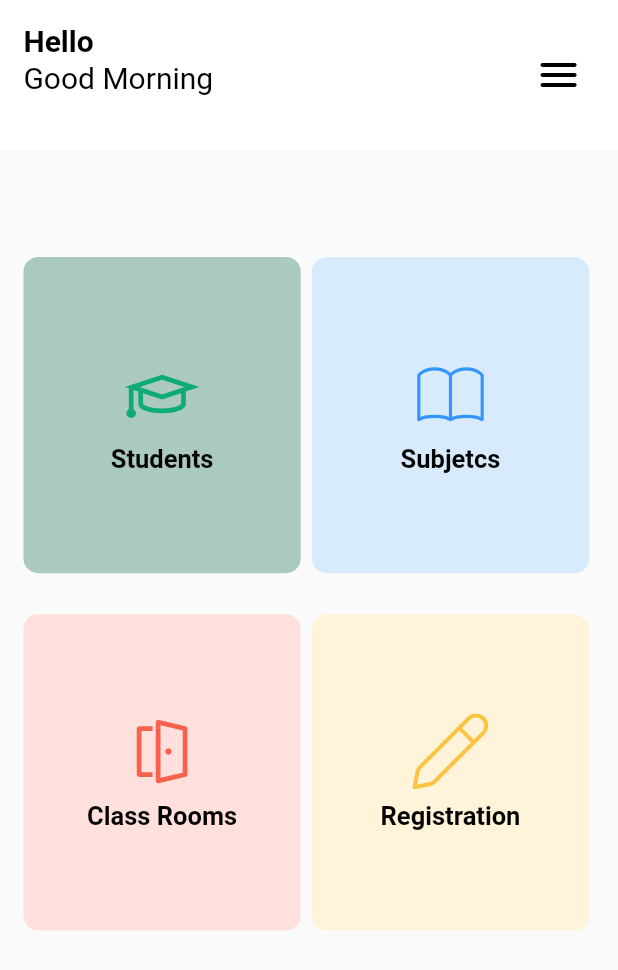
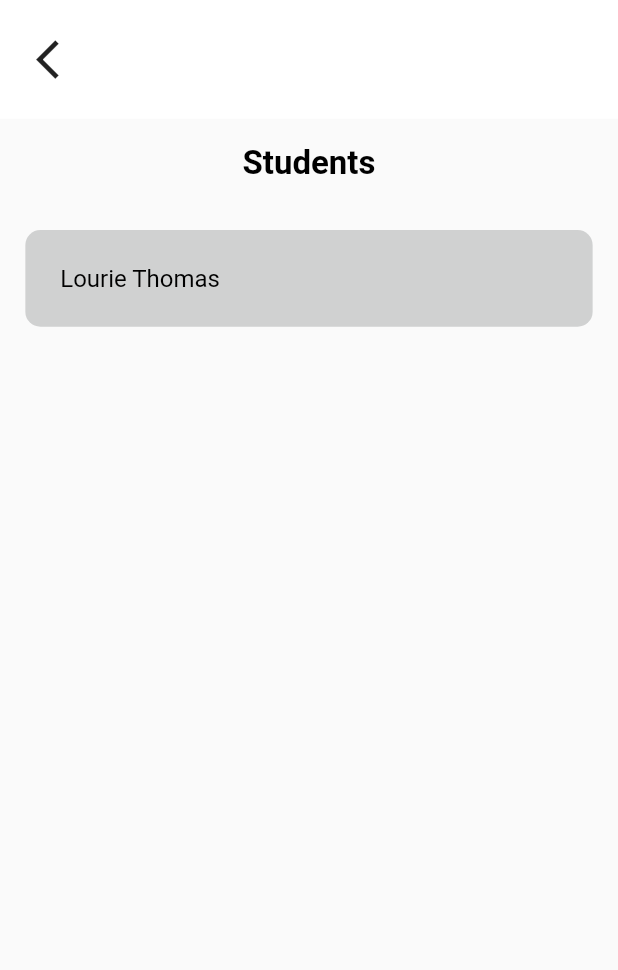
Before and after one commit to athulacaj/classRoom, a Flutter app: the screen it shows after launch, after a tap on "Subjetcs", on a phone screen of 412 x 824 dp. Shown: the top 970 px of the screen. Run offline on Flutter 3.47's test engine with Material 3 defaults, Android fonts, the phone set to English and light mode, and no system bars; our stand-ins replace flutter_screenutil, flutter_svg, go_router.

```diff
--- /dev/null
+++ b/lib/features/class_rooms/class_room_screen.dart
@@ -0,0 +1,44 @@
+import 'package:flutter/material.dart';
+import 'package:flutter_screenutil/flutter_screenutil.dart';
+import 'package:test_app/utils/common/widgets/app_bar.dart';
+import 'package:test_app/utils/common/widgets/three_widget_tile.dart';
+import 'package:test_app/utils/constants/spacing.dart';
+import 'package:test_app/utils/constants/ui_constants.dart';
+
+class ClassRoomScreen extends StatefulWidget {
+  const ClassRoomScreen({super.key});
+
+  @override
+  State<ClassRoomScreen> createState() => _ClassRoomScreenState();
+}
+
+class _ClassRoomScreenState extends State<ClassRoomScreen> {
+  @override
+  Widget build(BuildContext context) {
+    return Scaffold(
+      appBar: commonAppBar(context),
+      body: Padding(
+        padding: EdgeInsets.all(UiConstants.defaultPadding.w),
+        child: Column(
+          children: [
+            const Center(
+              child: Text(
+                'Students ',
+                textAlign: TextAlign.center,
+                style: TextStyle(
+                  color: Colors.black,
+                  fontSize: 22,
+                  fontWeight: FontWeight.w700,
+                ),
+              ),
+            ),
+            xlVerticalSpace,
+            const ThreeWidgetTile(
+              title: "Lourie Thomas",
+            ),
+          ],
+        ),
+      ),
+    );
+  }
+}
--- /dev/null
+++ b/lib/features/registration/registartion.dart
@@ -0,0 +1,44 @@
+import 'package:flutter/material.dart';
+import 'package:flutter_screenutil/flutter_screenutil.dart';
+import 'package:test_app/utils/common/widgets/app_bar.dart';
+import 'package:test_app/utils/common/widgets/three_widget_tile.dart';
+import 'package:test_app/utils/constants/spacing.dart';
+import 'package:test_app/utils/constants/ui_constants.dart';
+
+class ClassRoomScreen extends StatefulWidget {
+  const ClassRoomScreen({super.key});
+
+  @override
+  State<ClassRoomScreen> createState() => _ClassRoomScreenState();
+}
+
+class _ClassRoomScreenState extends State<ClassRoomScreen> {
+  @override
+  Widget build(BuildContext context) {
+    return Scaffold(
+      appBar: commonAppBar(context),
+      body: Padding(
+        padding: EdgeInsets.all(UiConstants.defaultPadding.w),
+        child: Column(
+          children: [
+            const Center(
+              child: Text(
+                'Students ',
+                textAlign: TextAlign.center,
+                style: TextStyle(
+                  color: Colors.black,
+                  fontSize: 22,
+                  fontWeight: FontWeight.w700,
+                ),
+              ),
+            ),
+            xlVerticalSpace,
+            const ThreeWidgetTile(
+              title: "Lourie Thomas",
+            ),
+          ],
+        ),
+      ),
+    );
+  }
+}
--- a/lib/route.dart
+++ b/lib/route.dart
@@ -1,8 +1,10 @@
 import 'package:flutter/material.dart';
 import 'package:go_router/go_router.dart';
 import 'package:provider/provider.dart';
+import 'package:test_app/features/class_rooms/class_room_screen.dart';
 import 'package:test_app/features/home/home_controller.dart';
 import 'package:test_app/features/home/home_screen.dart';
+import 'package:test_app/features/students/students_controller.dart';
 import 'package:test_app/features/students/students_screen.dart';
 import 'package:test_app/utils/constants/route_constants.dart';
 
@@ -16,12 +18,26 @@ final GoRouter goRoutes = GoRouter(
           child: const HomeScreen(),
         );
       },
-      routes: <RouteBase>[],
+      // routes: <RouteBase>[],
     ),
     GoRoute(
       path: RouteConstants.students,
       builder: (BuildContext context, GoRouterState state) {
-        return const StudentScreen();
+        return ChangeNotifierProvider<StudentController>(
+            create: (context) => StudentController(),
+            child: const StudentScreen());
+      },
+    ),
+    GoRoute(
+      path: RouteConstants.classRoom,
+      builder: (BuildContext context, GoRouterState state) {
+        return const ClassRoomScreen();
+      },
+    ),
+    GoRoute(
+      path: RouteConstants.registration,
+      builder: (BuildContext context, GoRouterState state) {
+        return const ClassRoomScreen();
       },
     ),
   ],
--- /dev/null
+++ b/lib/utils/common/widgets/app_bar.dart
@@ -0,0 +1,26 @@
+import 'package:flutter/material.dart';
+import 'package:flutter_screenutil/flutter_screenutil.dart';
+import 'package:test_app/utils/constants/ui_constants.dart';
+
+PreferredSize commonAppBar(BuildContext context) {
+  return PreferredSize(
+    preferredSize: const Size.fromHeight(80),
+    child: Container(
+      padding: EdgeInsets.all(UiConstants.defaultPadding.r),
+      color: const Color.fromRGBO(255, 255, 255, 1),
+      child: SafeArea(
+        child: Row(
+          mainAxisAlignment: MainAxisAlignment.spaceBetween,
+          children: [
+            IconButton(
+              onPressed: () {
+                Navigator.pop(context);
+              },
+              icon: Icon(Icons.arrow_back_ios, size: 32.r),
+            ),
+          ],
+        ),
+      ),
+    ),
+  );
+}
--- /dev/null
+++ b/lib/utils/common/widgets/three_widget_tile.dart
@@ -0,0 +1,60 @@
+import 'package:flutter/material.dart';
+import 'package:flutter_screenutil/flutter_screenutil.dart';
+import 'package:test_app/utils/constants/colors.dart';
+import 'package:test_app/utils/constants/spacing.dart';
+import 'package:test_app/utils/constants/ui_constants.dart';
+
+class ThreeWidgetTile extends StatelessWidget {
+  const ThreeWidgetTile({
+    super.key,
+    required this.title,
+    this.subtitle,
+    this.trailing,
+  });
+  final String title;
+  final String? subtitle;
+  final Widget? trailing;
+
+  @override
+  Widget build(BuildContext context) {
+    final Size size = MediaQuery.of(context).size;
+    return Container(
+      width: size.width,
+      height: 66.h,
+      padding: EdgeInsets.symmetric(horizontal: UiConstants.largePadding.w),
+      decoration: ShapeDecoration(
+        color: AppColors.lightGrey,
+        shape: RoundedRectangleBorder(
+          borderRadius: BorderRadius.circular(10),
+        ),
+      ),
+      child: Row(
+        children: [
+          Expanded(
+            child: Column(
+              crossAxisAlignment: CrossAxisAlignment.start,
+              mainAxisAlignment: MainAxisAlignment.center,
+              children: [
+                Text(
+                  title,
+                  style: const TextStyle(
+                    color: Colors.black,
+                    fontSize: 16,
+                  ),
+                ),
+                if (subtitle != null) ...[
+                  xsVerticalSpace,
+                  Text(subtitle ?? ""),
+                ]
+              ],
+            ),
+          ),
+          if (trailing != null) ...[
+            smHorizontalSpace,
+            trailing!,
+          ],
+        ],
+      ),
+    );
+  }
+}
--- /dev/null
+++ b/lib/utils/constants/colors.dart
@@ -0,0 +1,5 @@
+import 'package:flutter/material.dart';
+
+class AppColors {
+  static const lightGrey = Color(0xFFD0D1D1);
+}
--- a/lib/utils/constants/route_constants.dart
+++ b/lib/utils/constants/route_constants.dart
@@ -1,4 +1,6 @@
 class RouteConstants {
   static const String home = '/';
   static const String students = '/students';
+  static const String classRoom = '/classroom';
+  static const String registration = '/registration';
 }
--- a/lib/utils/constants/spacing.dart
+++ b/lib/utils/constants/spacing.dart
@@ -13,3 +13,9 @@ SizedBox smHorizontalSpace = SizedBox(width: 4.w);
 
 SizedBox mdVerticalSpace = SizedBox(height: 8.h);
 SizedBox mdHorizontalSpace = SizedBox(width: 8.w);
+
+SizedBox lgVerticalSpace = SizedBox(height: 16.h);
+SizedBox lgHorizontalSpace = SizedBox(width: 16.w);
+
+SizedBox xlVerticalSpace = SizedBox(height: 32.h);
+SizedBox xlHorizontalSpace = SizedBox(width: 32.w);
--- a/lib/utils/constants/ui_constants.dart
+++ b/lib/utils/constants/ui_constants.dart
@@ -1,6 +1,8 @@
 class UiConstants {
   static const double defaultPadding = 16.0;
+  static const double largePadding = 22.0;
   static const double defaultMargin = 16.0;
+
   static const double defaultBorderRadius = 8.0;
   static const double defaultBorderWidth = 1.0;
   static const double defaultElevation = 1.0;
```
Also changed, not shown: lib/features/home/constants/home_item_list.dart (+7 -3 lines), lib/features/students/model/student_model.dart (added, +11 -0 lines), lib/features/students/students_controller.dart (added, +14 -0 lines), lib/features/students/students_screen.dart (+49 -7 lines).
